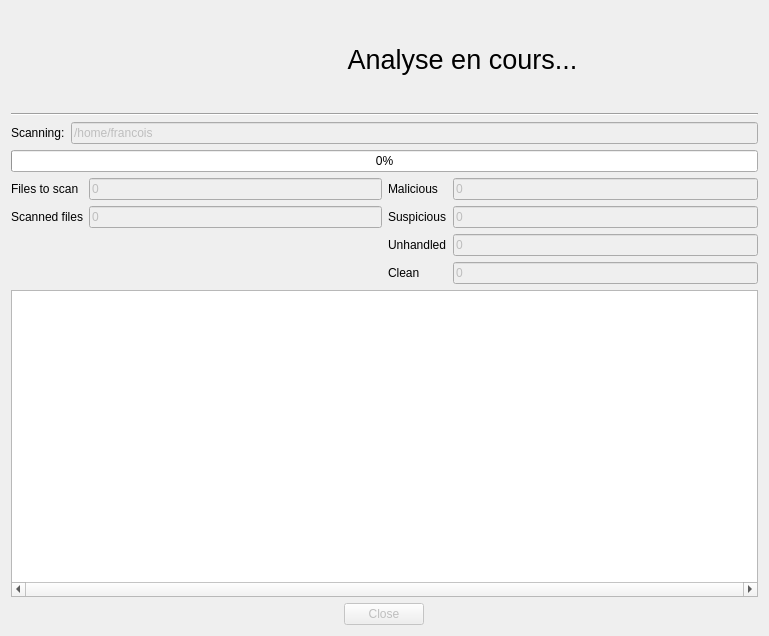
Old version of the form gui/qt/ui/scanwidget.ui in the repository armadito/armadito-av.
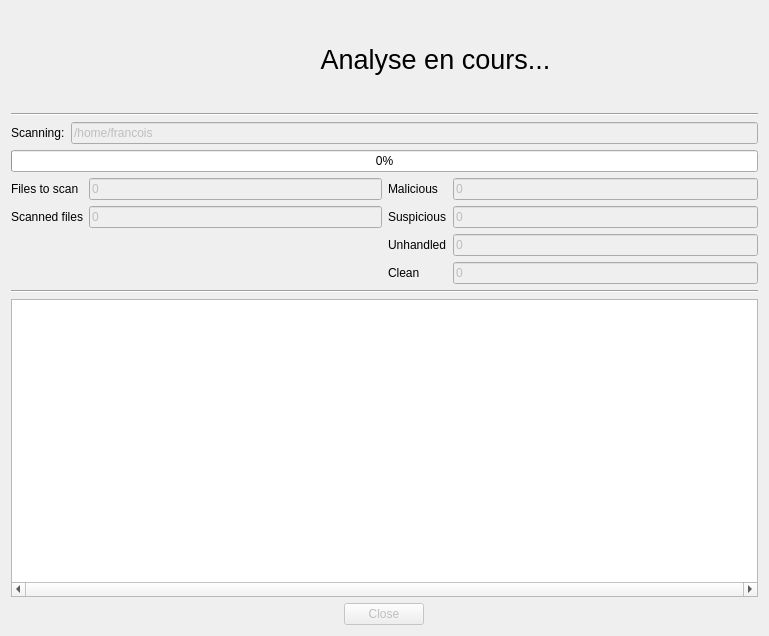
New version of the form. Icons and pictures are not drawn.

Commit message: Reduce size icon in scanWidget

What changed in the file:
```diff
--- a/gui/qt/ui/scanwidget.ui
+++ b/gui/qt/ui/scanwidget.ui
@@ -53,8 +53,8 @@
          </property>
          <property name="maximumSize">
           <size>
-           <width>150</width>
-           <height>150</height>
+           <width>96</width>
+           <height>96</height>
           </size>
          </property>
          <property name="sizeIncrement">
@@ -96,17 +96,29 @@
         <layout class="QVBoxLayout" name="verticalLayout_3">
          <item>
           <widget class="QLabel" name="label_5">
+           <property name="sizePolicy">
+            <sizepolicy hsizetype="Preferred" vsizetype="Preferred">
+             <horstretch>0</horstretch>
+             <verstretch>0</verstretch>
+            </sizepolicy>
+           </property>
            <property name="font">
             <font>
              <pointsize>20</pointsize>
             </font>
            </property>
+           <property name="autoFillBackground">
+            <bool>false</bool>
+           </property>
            <property name="text">
             <string>Analyse en cours...</string>
            </property>
            <property name="alignment">
             <set>Qt::AlignCenter</set>
            </property>
+           <property name="wordWrap">
+            <bool>false</bool>
+           </property>
           </widget>
          </item>
         </layout>
@@ -307,6 +319,13 @@
        </item>
       </layout>
      </item>
+     <item>
+      <widget class="Line" name="line_2">
+       <property name="orientation">
+        <enum>Qt::Horizontal</enum>
+       </property>
+      </widget>
+     </item>
      <item>
       <widget class="QTableView" name="reportView">
        <property name="locale">
```
Left out of the diff: 3 changed lines with no effect on the pictures. The commit also changes 1 other file.
